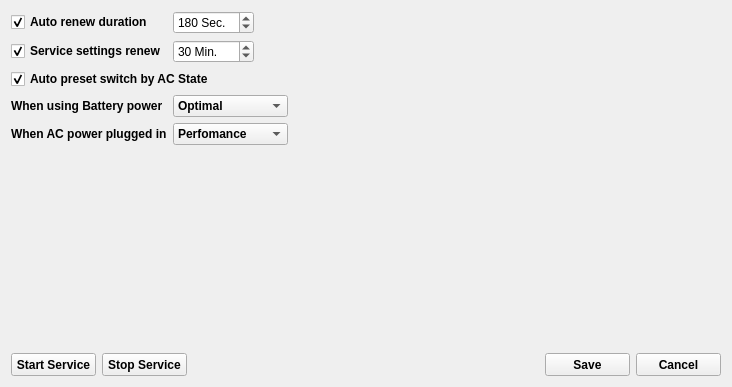
The window that RyzenAdjGuiSettings.ui (xodj/RyzenAdjCtrl) describes before a commit, drawn with Qt 5.
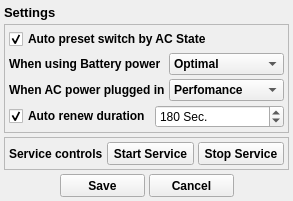
The same window after the commit.

Diff of the .ui file:
```diff
--- a/RyzenAdjGuiSettings.ui
+++ b/RyzenAdjGuiSettings.ui
@@ -6,103 +6,67 @@
    <rect>
     <x>0</x>
     <y>0</y>
-    <width>732</width>
-    <height>387</height>
+    <width>293</width>
+    <height>201</height>
    </rect>
   </property>
   <property name="windowTitle">
    <string>Form</string>
   </property>
   <layout class="QVBoxLayout" name="verticalLayout">
-   <item>
-    <layout class="QGridLayout" name="gridLayout_2">
-     <item row="1" column="0">
-      <widget class="QCheckBox" name="settingsReloadDurationCheckBox">
-       <property name="font">
-        <font>
-         <weight>75</weight>
-         <bold>true</bold>
-        </font>
-       </property>
-       <property name="text">
-        <string>Service settings renew</string>
-       </property>
-       <property name="checked">
-        <bool>true</bool>
-       </property>
-      </widget>
-     </item>
-     <item row="0" column="1">
-      <widget class="QSpinBox" name="autoPresetApplyDurationSpinBox">
-       <property name="suffix">
-        <string> Sec.</string>
-       </property>
-       <property name="minimum">
-        <number>10</number>
-       </property>
-       <property name="maximum">
-        <number>3600</number>
-       </property>
-       <property name="singleStep">
-        <number>10</number>
-       </property>
-       <property name="value">
-        <number>180</number>
-       </property>
-      </widget>
-     </item>
-     <item row="0" column="0">
-      <widget class="QCheckBox" name="autoPresetApplyDurationCheckBox">
+   <property name="spacing">
+    <number>4</number>
+   </property>
+   <property name="leftMargin">
+    <number>4</number>
+   </property>
+   <property name="topMargin">
+    <number>4</number>
+   </property>
+   <property name="rightMargin">
+    <number>4</number>
+   </property>
+   <property name="bottomMargin">
+    <number>4</number>
+   </property>
+   <item>
+    <widget class="QLabel" name="label_4">
        <property name="font">
         <font>
+       <pointsize>10</pointsize>
          <weight>75</weight>
          <bold>true</bold>
         </font>
        </property>
        <property name="text">
-        <string>Auto renew duration</string>
-       </property>
-       <property name="checked">
-        <bool>true</bool>
-       </property>
-      </widget>
-     </item>
-     <item row="1" column="1">
-      <widget class="QSpinBox" name="settingsReloadDurationSpinBox">
-       <property name="suffix">
-        <string> Min.</string>
-       </property>
-       <property name="minimum">
-        <number>1</number>
-       </property>
-       <property name="maximum">
-        <number>1440</number>
-       </property>
-       <property name="singleStep">
-        <number>5</number>
-       </property>
-       <property name="value">
-        <number>30</number>
-       </property>
-      </widget>
-     </item>
-     <item row="0" column="2">
-      <spacer name="horizontalSpacer_3">
-       <property name="orientation">
-        <enum>Qt::Horizontal</enum>
-       </property>
-       <property name="sizeHint" stdset="0">
-        <size>
-         <width>40</width>
-         <height>20</height>
-        </size>
-       </property>
-      </spacer>
-     </item>
-    </layout>
-   </item>
-   <item>
-    <layout class="QHBoxLayout" name="horizontalLayout_4">
+      <string>Settings</string>
+     </property>
+    </widget>
+   </item>
+   <item>
+    <widget class="QFrame" name="frame">
+     <property name="frameShape">
+      <enum>QFrame::StyledPanel</enum>
+     </property>
+     <property name="frameShadow">
+      <enum>QFrame::Plain</enum>
+     </property>
+     <layout class="QVBoxLayout" name="verticalLayout_2">
+      <property name="spacing">
+       <number>4</number>
+      </property>
+      <property name="leftMargin">
+       <number>4</number>
+      </property>
+      <property name="topMargin">
+       <number>4</number>
+      </property>
+      <property name="rightMargin">
+       <number>4</number>
+      </property>
+      <property name="bottomMargin">
+       <number>4</number>
+      </property>
      <item>
       <widget class="QCheckBox" name="autoPresetSwitchCheckBox">
        <property name="font">
@@ -120,23 +84,8 @@
       </widget>
      </item>
      <item>
-      <spacer name="horizontalSpacer_5">
-       <property name="orientation">
-        <enum>Qt::Horizontal</enum>
-       </property>
-       <property name="sizeHint" stdset="0">
-        <size>
-         <width>40</width>
-         <height>20</height>
-        </size>
-       </property>
-      </spacer>
-     </item>
-    </layout>
-   </item>
+       <layout class="QHBoxLayout" name="horizontalLayout_3">
    <item>
-    <layout class="QGridLayout" name="gridLayout">
-     <item row="2" column="0">
       <widget class="QLabel" name="label_2">
        <property name="font">
         <font>
@@ -149,64 +98,18 @@
        </property>
       </widget>
      </item>
-     <item row="2" column="2">
-      <spacer name="horizontalSpacer_4">
-       <property name="orientation">
-        <enum>Qt::Horizontal</enum>
-       </property>
-       <property name="sizeHint" stdset="0">
-        <size>
-         <width>40</width>
-         <height>20</height>
-        </size>
-       </property>
-      </spacer>
-     </item>
-     <item row="3" column="1">
-      <widget class="QComboBox" name="acStateComboBox">
-       <property name="minimumSize">
-        <size>
-         <width>85</width>
-         <height>0</height>
-        </size>
-       </property>
-       <property name="font">
-        <font>
-         <weight>75</weight>
-         <bold>true</bold>
-        </font>
-       </property>
-       <property name="currentIndex">
-        <number>2</number>
-       </property>
        <item>
-        <property name="text">
-         <string>Battery Saving</string>
-        </property>
-       </item>
-       <item>
-        <property name="text">
-         <string>Optimal</string>
-        </property>
-       </item>
-       <item>
-        <property name="text">
-         <string>Perfomance</string>
-        </property>
-       </item>
-       <item>
-        <property name="text">
-         <string>Extreme</string>
-        </property>
-       </item>
-      </widget>
-     </item>
-     <item row="2" column="1">
       <widget class="QComboBox" name="dcStateComboBox">
+          <property name="sizePolicy">
+           <sizepolicy hsizetype="Fixed" vsizetype="Fixed">
+            <horstretch>0</horstretch>
+            <verstretch>0</verstretch>
+           </sizepolicy>
+          </property>
        <property name="minimumSize">
         <size>
-         <width>85</width>
-         <height>0</height>
+            <width>110</width>
+            <height>20</height>
         </size>
        </property>
        <property name="font">
@@ -240,7 +143,11 @@
        </item>
       </widget>
      </item>
-     <item row="3" column="0">
+       </layout>
+      </item>
+      <item>
+       <layout class="QHBoxLayout" name="horizontalLayout_4">
+        <item>
       <widget class="QLabel" name="label_3">
        <property name="font">
         <font>
@@ -253,23 +160,134 @@
        </property>
       </widget>
      </item>
-    </layout>
-   </item>
    <item>
-    <spacer name="verticalSpacer">
-     <property name="orientation">
-      <enum>Qt::Vertical</enum>
-     </property>
-     <property name="sizeHint" stdset="0">
+         <widget class="QComboBox" name="acStateComboBox">
+          <property name="sizePolicy">
+           <sizepolicy hsizetype="Fixed" vsizetype="Fixed">
+            <horstretch>0</horstretch>
+            <verstretch>0</verstretch>
+           </sizepolicy>
+          </property>
+          <property name="minimumSize">
       <size>
-       <width>20</width>
-       <height>40</height>
-      </size>
-     </property>
-    </spacer>
+            <width>110</width>
+            <height>20</height>
+           </size>
+          </property>
+          <property name="font">
+           <font>
+            <weight>75</weight>
+            <bold>true</bold>
+           </font>
+          </property>
+          <property name="currentIndex">
+           <number>2</number>
+          </property>
+          <item>
+           <property name="text">
+            <string>Battery Saving</string>
+           </property>
    </item>
    <item>
-    <layout class="QHBoxLayout" name="horizontalLayout_2">
+           <property name="text">
+            <string>Optimal</string>
+           </property>
+          </item>
+          <item>
+           <property name="text">
+            <string>Perfomance</string>
+           </property>
+          </item>
+          <item>
+           <property name="text">
+            <string>Extreme</string>
+           </property>
+          </item>
+         </widget>
+        </item>
+       </layout>
+      </item>
+      <item>
+       <layout class="QHBoxLayout" name="horizontalLayout_5">
+        <item>
+         <widget class="QCheckBox" name="autoPresetApplyDurationCheckBox">
+          <property name="font">
+           <font>
+            <weight>75</weight>
+            <bold>true</bold>
+           </font>
+          </property>
+          <property name="text">
+           <string>Auto renew duration</string>
+          </property>
+          <property name="checked">
+           <bool>true</bool>
+          </property>
+         </widget>
+        </item>
+        <item>
+         <widget class="QSpinBox" name="autoPresetApplyDurationSpinBox">
+          <property name="suffix">
+           <string> Sec.</string>
+          </property>
+          <property name="minimum">
+           <number>10</number>
+          </property>
+          <property name="maximum">
+           <number>3600</number>
+          </property>
+          <property name="singleStep">
+           <number>10</number>
+          </property>
+          <property name="value">
+           <number>180</number>
+          </property>
+         </widget>
+        </item>
+       </layout>
+      </item>
+     </layout>
+    </widget>
+   </item>
+   <item>
+    <widget class="QFrame" name="frame_2">
+     <property name="frameShape">
+      <enum>QFrame::StyledPanel</enum>
+     </property>
+     <property name="frameShadow">
+      <enum>QFrame::Plain</enum>
+     </property>
+     <layout class="QVBoxLayout" name="verticalLayout_3">
+      <property name="spacing">
+       <number>4</number>
+      </property>
+      <property name="leftMargin">
+       <number>4</number>
+      </property>
+      <property name="topMargin">
+       <number>4</number>
+      </property>
+      <property name="rightMargin">
+       <number>4</number>
+      </property>
+      <property name="bottomMargin">
+       <number>4</number>
+      </property>
+      <item>
+       <layout class="QHBoxLayout" name="horizontalLayout">
+        <item>
+         <widget class="QLabel" name="label">
+          <property name="font">
+           <font>
+            <weight>75</weight>
+            <bold>true</bold>
+           </font>
+          </property>
+          <property name="text">
+           <string>Service controls</string>
+          </property>
+         </widget>
+        </item>
      <item>
       <widget class="QPushButton" name="sStartPushButton">
        <property name="minimumSize">
@@ -320,8 +338,15 @@
        </property>
       </widget>
      </item>
+       </layout>
+      </item>
+     </layout>
+    </widget>
+   </item>
      <item>
-      <spacer name="horizontalSpacer_2">
+    <layout class="QHBoxLayout" name="horizontalLayout_6">
+     <item>
+      <spacer name="horizontalSpacer">
        <property name="orientation">
         <enum>Qt::Horizontal</enum>
        </property>
@@ -383,6 +408,19 @@
        </property>
       </widget>
      </item>
+     <item>
+      <spacer name="horizontalSpacer_2">
+       <property name="orientation">
+        <enum>Qt::Horizontal</enum>
+       </property>
+       <property name="sizeHint" stdset="0">
+        <size>
+         <width>40</width>
+         <height>20</height>
+        </size>
+       </property>
+      </spacer>
+     </item>
     </layout>
    </item>
   </layout>
```
Lines whose indentation alone changed are shown as unchanged.
